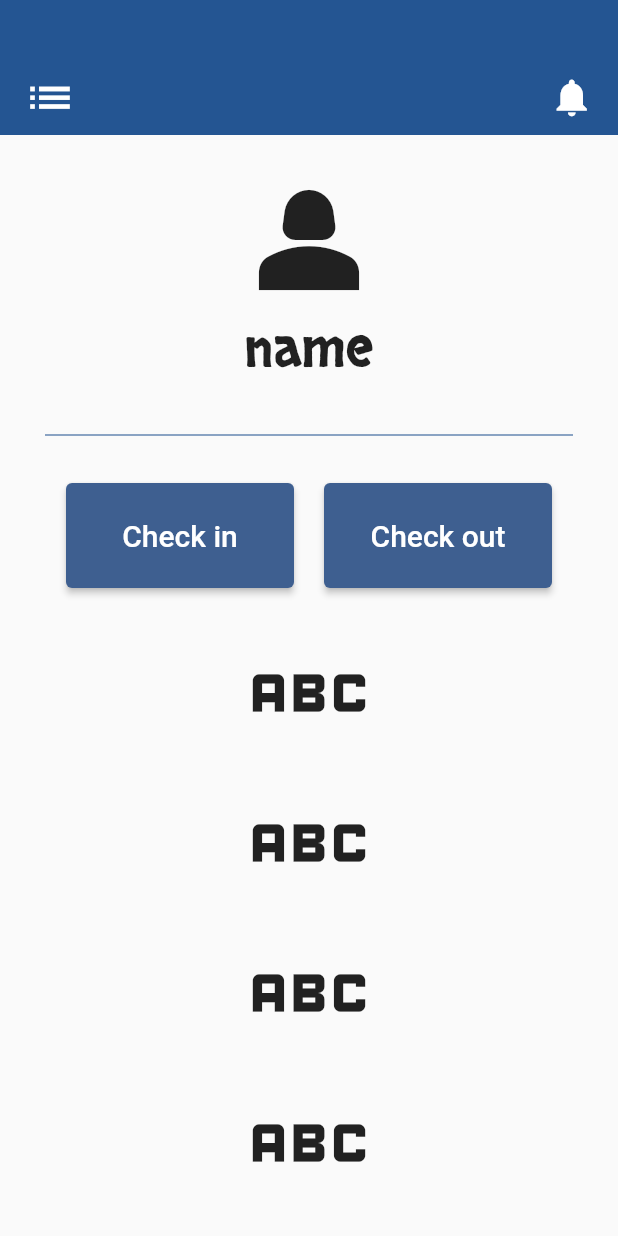
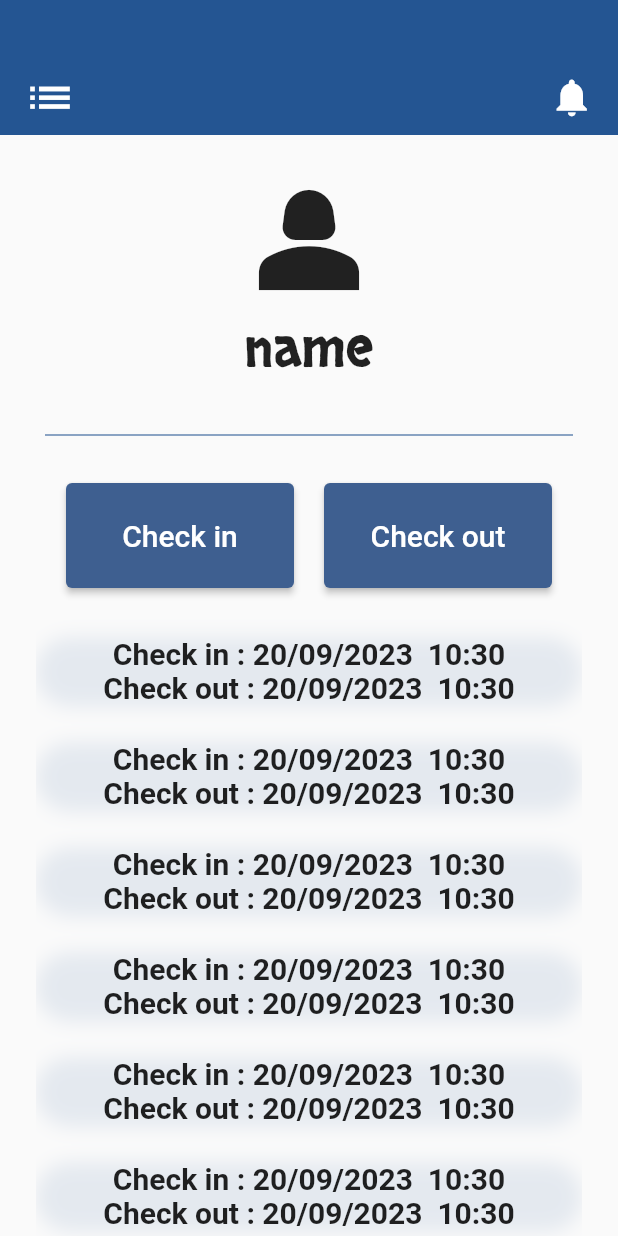
Before and after one commit to Yousefjoo17/Attendance-tracking, a Flutter app: the HomeView screen opened directly, on a phone screen of 412 x 824 dp. Run offline on Flutter 3.47's test engine with Material 2 defaults, Android fonts, the phone set to English and light mode, and no system bars.

Commit message:
list tile

```diff
--- a/lib/views/Home_View.dart
+++ b/lib/views/Home_View.dart
@@ -38,7 +38,11 @@ class HomeView extends StatelessWidget {
               ],
             ),
             const SizedBox(height: 20),
-            const AttendenceListView(),
+            const Expanded(
+                child: Padding(
+              padding: EdgeInsets.symmetric(horizontal: 24),
+              child: AttendenceListView(),
+            )),
           ],
         ),
       ),
--- a/lib/views/widgets/Attendence_List_view.dart
+++ b/lib/views/widgets/Attendence_List_view.dart
@@ -1,3 +1,4 @@
+import 'package:attendence_tracking/views/widgets/attendence_tile.dart';
 import 'package:flutter/material.dart';
 
 class AttendenceListView extends StatelessWidget {
@@ -7,16 +8,12 @@ class AttendenceListView extends StatelessWidget {
 
   @override
   Widget build(BuildContext context) {
-    return Expanded(
-      child: ListView.builder(
-        itemCount: 10,
-        itemBuilder: (context, index) {
-          return const Icon(
-            Icons.abc,
-            size: 100,
-          );
-        },
-      ),
+    return ListView.builder(
+      padding: const EdgeInsets.all(0),
+      itemCount: 20,
+      itemBuilder: (context, index) {
+        return const AttendenceTile();
+      },
     );
   }
 }
--- /dev/null
+++ b/lib/views/widgets/attendence_tile.dart
@@ -0,0 +1,46 @@
+import 'package:attendence_tracking/constants.dart';
+import 'package:flutter/material.dart';
+import 'package:intl/intl.dart';
+
+class AttendenceTile extends StatelessWidget {
+  const AttendenceTile({super.key});
+
+  @override
+  Widget build(BuildContext context) {
+    final DateTime dateTime = DateTime.now();
+    final formattedtime = DateFormat('dd/MM/yyyy  HH:mm').format(dateTime);
+
+    return Padding(
+      padding: const EdgeInsets.symmetric(vertical: 12),
+      child: Container(
+        decoration: BoxDecoration(
+          borderRadius: BorderRadius.circular(64),
+          boxShadow: [
+            BoxShadow(
+              color: kprimaryColor.withOpacity(0.1),
+              spreadRadius: .2,
+              blurRadius: 10,
+              offset: const Offset(0, 1),
+            ),
+          ],
+        ),
+        child: Column(children: [
+          Text(
+            "Check in : $formattedtime",
+            style: const TextStyle(
+              fontWeight: FontWeight.bold,
+              fontSize: 20,
+            ),
+          ),
+          Text(
+            "Check out : $formattedtime",
+            style: const TextStyle(
+              fontWeight: FontWeight.bold,
+              fontSize: 20,
+            ),
+          ),
+        ]),
+      ),
+    );
+  }
+}
--- a/pubspec.yaml
+++ b/pubspec.yaml
@@ -34,6 +34,7 @@ dependencies:
 
   # The following adds the Cupertino Icons font to your application.
   # Use with the CupertinoIcons class for iOS style icons.
+  intl: ^0.17.0
   cupertino_icons: ^1.0.2
 
 dev_dependencies:
```
Also changed, not shown: pubspec.lock.
